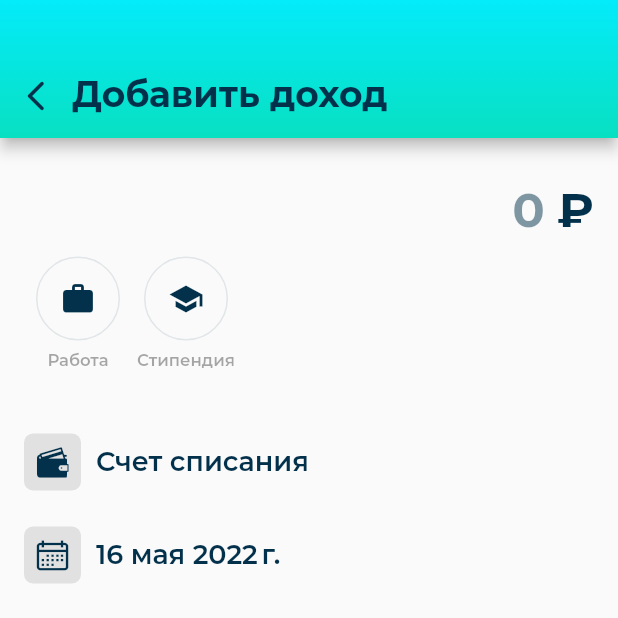
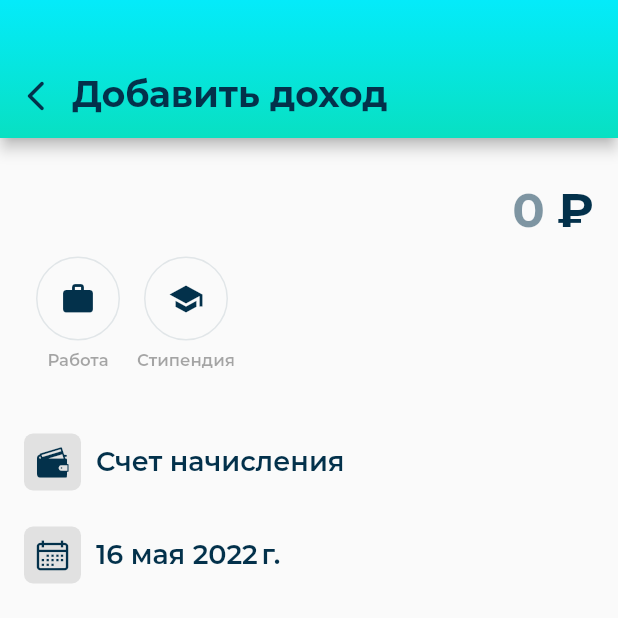
Before and after one commit to Den0110/fin-clever, a Flutter app: the AddIncomePage screen opened directly, after a tap on "Сохранить", on a phone screen of 412 x 824 dp, the top half of it. Run offline on Flutter 3.47's test engine with Material 2 defaults, Android fonts, the phone set to English and light mode, and no system bars; our stand-ins replace cached_network_image, dio, easy_debounce, firebase_auth, firebase_core, flutter_speed_dial and 4 more; missing offline and left inert: ej_selector; accounts and stored records are empty; network calls fail; project files that could hold a hidden picture were left out.

Commit message:
migration to smarterasp hosting

```diff
--- a/lib/pages/operations/add_income.dart
+++ b/lib/pages/operations/add_income.dart
@@ -124,7 +124,7 @@ class _AddIncomePageState extends State<AddIncomePage> {
         return realAccounts[0].name;
       } else {
         operation.accountId = -1;
-        return 'Счет списания';
+        return 'Счет начисления';
       }
     } else {
       return realAccounts.firstWhere((e) => e.id == operation.accountId).name;
--- a/lib/services/api_service.dart
+++ b/lib/services/api_service.dart
@@ -4,7 +4,7 @@ import 'package:flutter/foundation.dart';
 import 'package:pretty_dio_logger/pretty_dio_logger.dart';
 
 class ApiService {
-  static const String _baseUrl = 'https://finclever.azurewebsites.net/api';
+  static const String _baseUrl = 'http://denkov-001-site1.ftempurl.com/api';
   static const String _debugBaseUrl = 'https://192.168.0.248:5001/api';
 
   String? token;
```
